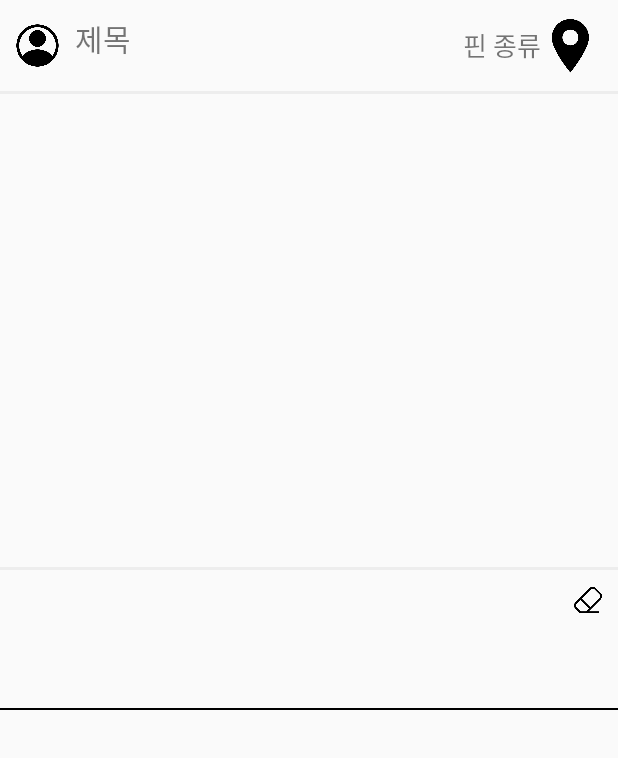
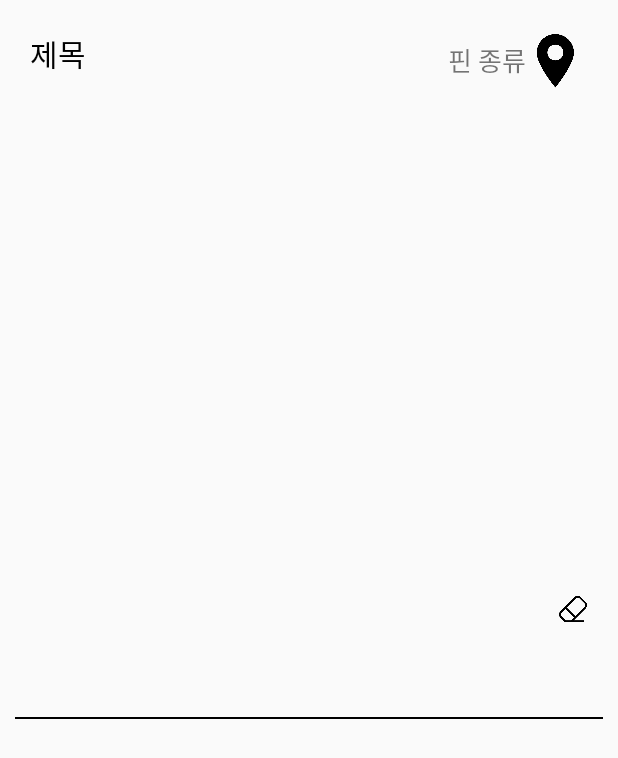
Before and after one commit to Nongdanggong/MNS, an Android app: the layout adapter_pin_row.xml on its own in the app's theme, with its tools: preview values and no code run, on a phone screen of 412 x 824 dp. Shown: the top 758 px of the screen. Run offline under Robolectric (Android 15) with nearby library versions, the phone set to English and light mode, and no system bars.

Commit message:
ui 최종 수정

```diff
--- a/app/src/main/res/layout/adapter_pin_row.xml
+++ b/app/src/main/res/layout/adapter_pin_row.xml
@@ -4,33 +4,28 @@
     android:layout_width="match_parent"
     android:layout_height="wrap_content"
     android:orientation="vertical"
-    xmlns:app="http://schemas.android.com/apk/res-auto">
+    xmlns:app="http://schemas.android.com/apk/res-auto"
+    android:layout_margin="10dp">
     <!-- 프로필 + 닉네임 부분 -->
     <androidx.constraintlayout.widget.ConstraintLayout
         android:layout_width="match_parent"
         android:layout_height="50dp"
         android:layout_marginTop="5dp"
         android:layout_marginBottom="5dp">
-        <!-- 프로필 이미지 -->
-        <ImageView
-            android:id="@+id/pin_post_userImg"
-            android:src="@drawable/account_1"
-            android:layout_width="30dp"
-            android:layout_height="match_parent"
-            android:layout_marginLeft="10dp"
-            app:layout_constraintLeft_toLeftOf="parent"
-            app:layout_constraintTop_toTopOf="parent" />
+
         <!-- 프로필 닉네임 -->
         <TextView
             android:id="@+id/pin_post_title"
             android:text="제목"
             android:textSize="20dp"
+            android:textColor="@color/black"
             android:layout_width="wrap_content"
             android:layout_height="wrap_content"
             android:layout_marginLeft="10dp"
             android:layout_marginTop="5dp"
             android:gravity="center_vertical"
-            app:layout_constraintLeft_toRightOf="@+id/pin_post_userImg"
+            android:fontFamily="@font/welcome_font_bold"
+            app:layout_constraintLeft_toLeftOf="parent"
             app:layout_constraintTop_toTopOf="parent"/>
 
         <TextView
@@ -38,6 +33,7 @@
             android:textSize="11sp"
             android:layout_width="wrap_content"
             android:layout_height="wrap_content"
+            android:layout_marginBottom="2dp"
             app:layout_constraintStart_toStartOf="@id/pin_post_title"
             app:layout_constraintTop_toBottomOf="@id/pin_post_title" />
 
@@ -45,6 +41,7 @@
             android:id="@+id/tV_pin_post_pin"
             android:layout_width="wrap_content"
             android:layout_height="38dp"
+            android:fontFamily="@font/welcome_font_regular"
             android:gravity="center"
             android:textSize="17sp"
             android:text="핀 종류"
@@ -63,10 +60,7 @@
 
     </androidx.constraintlayout.widget.ConstraintLayout>
 
-    <View
-        android:layout_width="match_parent"
-        android:layout_height="2dp"
-        android:background="#EDEDED" />
+
     <!-- 본문 이미지 -->
     <ImageView
         android:id="@+id/pin_post_photo"
@@ -76,10 +70,6 @@
         android:layout_gravity="center" />
     <!-- scaleType을 저렇게 해줘야 이미지가 꽉참 -->
 
-    <View
-        android:layout_width="match_parent"
-        android:layout_height="2dp"
-        android:background="#EDEDED" />
 
     <!-- 글 삭제 버튼 -->
     <ImageButton
@@ -102,7 +92,9 @@
         android:layout_height="wrap_content"
         android:layout_marginHorizontal="5dp"
         android:layout_marginTop="15dp"
-        android:layout_marginBottom="15dp" />
+        android:layout_marginBottom="15dp"
+        android:paddingLeft="10dp"
+        android:paddingRight="10dp"/>
 
     <View
         android:layout_width="match_parent"
--- a/app/src/main/res/layout/fragmet_post_read_header.xml
+++ b/app/src/main/res/layout/fragmet_post_read_header.xml
@@ -132,7 +132,9 @@
         android:layout_height="wrap_content"
         android:layout_marginHorizontal="5dp"
         android:layout_marginTop="15dp"
-        android:layout_marginBottom="15dp" />
+        android:layout_marginBottom="15dp"
+        android:paddingLeft="10dp"
+        android:paddingRight="10dp"/>
     <!-- 좋아요 버튼 : 차후 디자인 수정 -->
 
 </LinearLayout>
```
Also changed, not shown: app/src/main/res/layout/fragment_view_scrap_adapter.xml (+10 -10 lines), app/src/main/res/layout/near_places.xml (+8 -2 lines).
